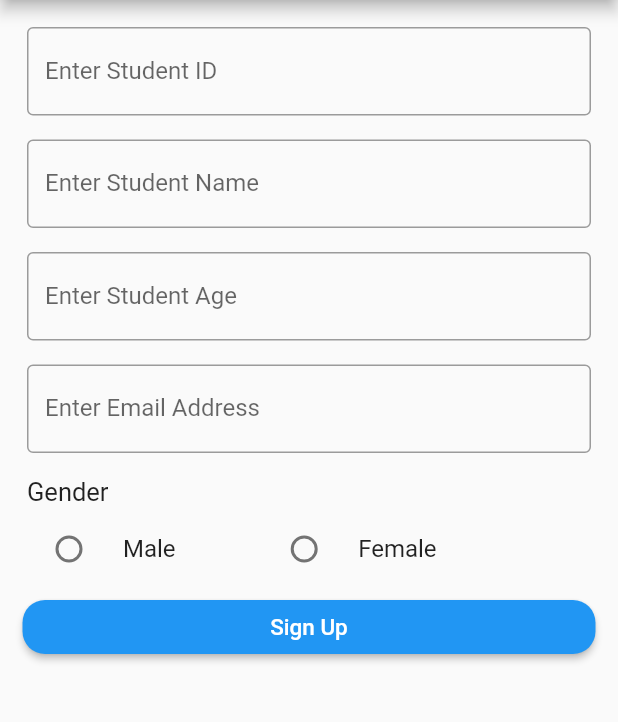
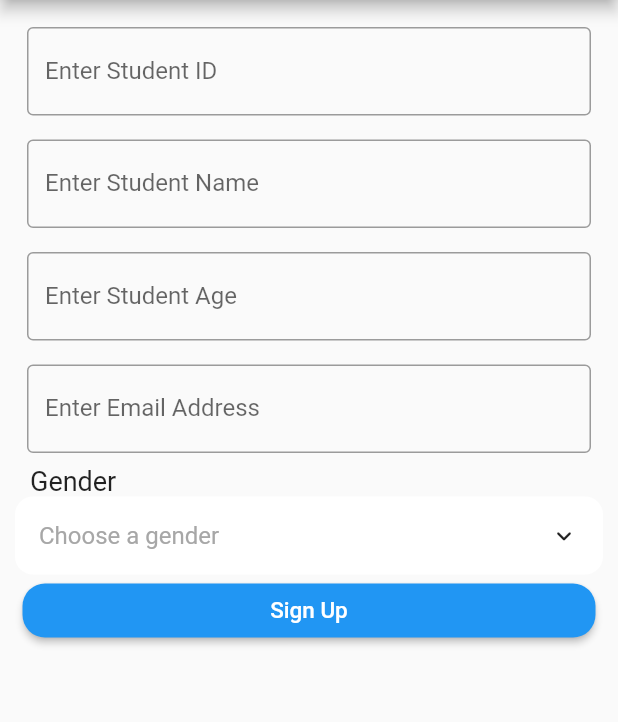
Before and after one commit to JmePaz/Mobile-CRUD-Cloudant, a Flutter app: the RegisterStudentPage screen opened directly, on a phone screen of 412 x 824 dp, the part 84-806 px from its top. Run offline on Flutter 3.47's test engine with Material 2 defaults, Android fonts, the phone set to English and light mode, and no system bars; drawn by our look-alikes of animated_custom_dropdown; our stand-ins replace flutter_spinkit, fluttertoast; missing offline and left inert: blurry_modal_progress_hud; network calls fail.

Commit message:
View Student Details and add genders

```diff
--- a/mob_crud_cloudant/lib/pages/regStudentPage.dart
+++ b/mob_crud_cloudant/lib/pages/regStudentPage.dart
@@ -7,6 +7,7 @@ import '../utility/student.dart';
 import '../utility/network.dart';
 import '../utility/validationFormFields.dart';
 import 'package:fluttertoast/fluttertoast.dart';
+import 'package:animated_custom_dropdown/custom_dropdown.dart';
 
 class RegisterStudentPage extends StatefulWidget {
   const RegisterStudentPage({super.key});
@@ -33,11 +34,11 @@ class _RegisterStudentPageState extends State<RegisterStudentPage> {
     await Future.delayed(const Duration(seconds: 1));
 
     if (!_formKey.currentState!.validate() ||
-        newStudent.genderController == null) {
+        newStudent.genderController2.text == "") {
       setState(() {
         _isLoading = false;
       });
-      if (newStudent.genderController == null) {
+      if (newStudent.genderController2.text == "") {
         setState(() {
           _isGenderError = true;
         });
@@ -140,11 +141,13 @@ class _RegisterStudentPageState extends State<RegisterStudentPage> {
                         ),
                         Container(
                             width: double.infinity,
-                            margin: EdgeInsets.only(top: 8, left: 8),
+                            margin: const EdgeInsets.only(left: 10),
                             child: const Text(
                               "Gender",
-                              textAlign: TextAlign.start,
-                              style: TextStyle(fontSize: 17),
+                              style: TextStyle(
+                                fontSize: 18,
+                              ),
+                              textAlign: TextAlign.left,
                             )),
                         (_isGenderError)
                             ? Container(
@@ -157,33 +160,10 @@ class _RegisterStudentPageState extends State<RegisterStudentPage> {
                                       fontSize: 12, color: Colors.redAccent),
                                 ))
                             : Container(),
-                        Row(
-                          children: <Widget>[
-                            Expanded(
-                                flex: 4,
-                                child: RadioListTile<Gender>(
-                                  title: const Text('Male'),
-                                  value: Gender.male,
-                                  groupValue: newStudent.genderController,
-                                  onChanged: (Gender? value) {
-                                    setState(() {
-                                      newStudent.genderController = value;
-                                    });
-                                  },
-                                )),
-                            Expanded(
-                                flex: 6,
-                                child: RadioListTile<Gender>(
-                                  title: const Text('Female'),
-                                  value: Gender.female,
-                                  groupValue: newStudent.genderController,
-                                  onChanged: (Gender? value) {
-                                    setState(() {
-                                      newStudent.genderController = value;
-                                    });
-                                  },
-                                )),
-                          ],
+                        CustomDropdown(
+                          items: GENDERS,
+                          hintText: "Choose a gender",
+                          controller: newStudent.genderController2,
                         ),
                         SizedBox(
                             width: double.infinity,
--- a/mob_crud_cloudant/lib/utility/student.dart
+++ b/mob_crud_cloudant/lib/utility/student.dart
@@ -1,6 +1,16 @@
 import 'package:flutter/cupertino.dart';
 
 enum Gender { male, female }
+
+final List<String> GENDERS = [
+  'Male',
+  'Female',
+  'Trans man',
+  'Trans woman',
+  'Non-binary',
+  'Not-Listed',
+  'Prefered not to disclosed'
+];
 
 class Student {
   //text editing controller
@@ -9,6 +19,7 @@ class Student {
   TextEditingController ageController = TextEditingController();
   TextEditingController emailController = TextEditingController();
   Gender? genderController;
+  TextEditingController genderController2 = TextEditingController();
 
   //
   String? _Id;
@@ -34,13 +45,14 @@ class Student {
         : data['gender'] == 'Female'
             ? Gender.female
             : null;
+    genderController2.text = data['gender'];
   }
 
   Map exportasMap() {
     int? studentId = int.tryParse(studentIDController.text);
     String name = nameController.text;
     int? age = int.tryParse(ageController.text);
-    String gender = genderController == Gender.male ? "Male" : "Female";
+    String gender = genderController2.text;
     String email = emailController.text;
 
     return {
--- a/mob_crud_cloudant/pubspec.yaml
+++ b/mob_crud_cloudant/pubspec.yaml
@@ -40,6 +40,8 @@ dependencies:
   blurry_modal_progress_hud: ^1.1.0
   flutter_spinkit: ^5.2.0
   fluttertoast: ^8.2.2
+  flutter_dropdown: ^1.0.1+hotfix.1
+  animated_custom_dropdown: ^1.5.0
 
 dev_dependencies:
   flutter_test:
```
Also changed, not shown: mob_crud_cloudant/lib/main.dart (+1 -12 lines), mob_crud_cloudant/lib/pages/studentDetails.dart (+25 -53 lines), mob_crud_cloudant/lib/pages/studentList.dart (+10 -2 lines).
